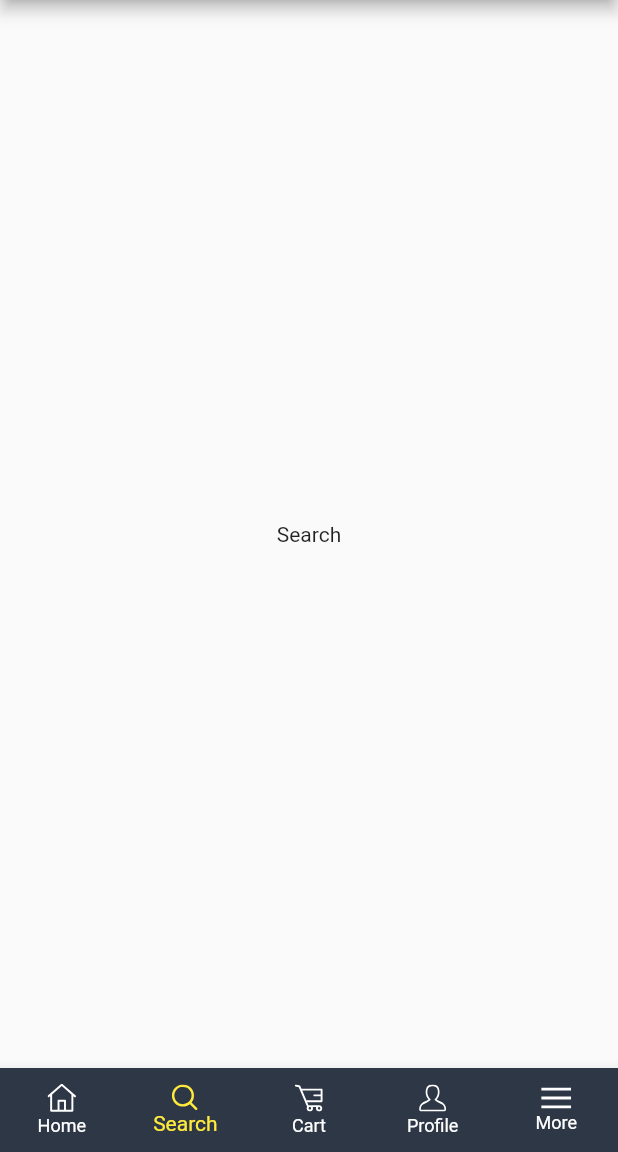
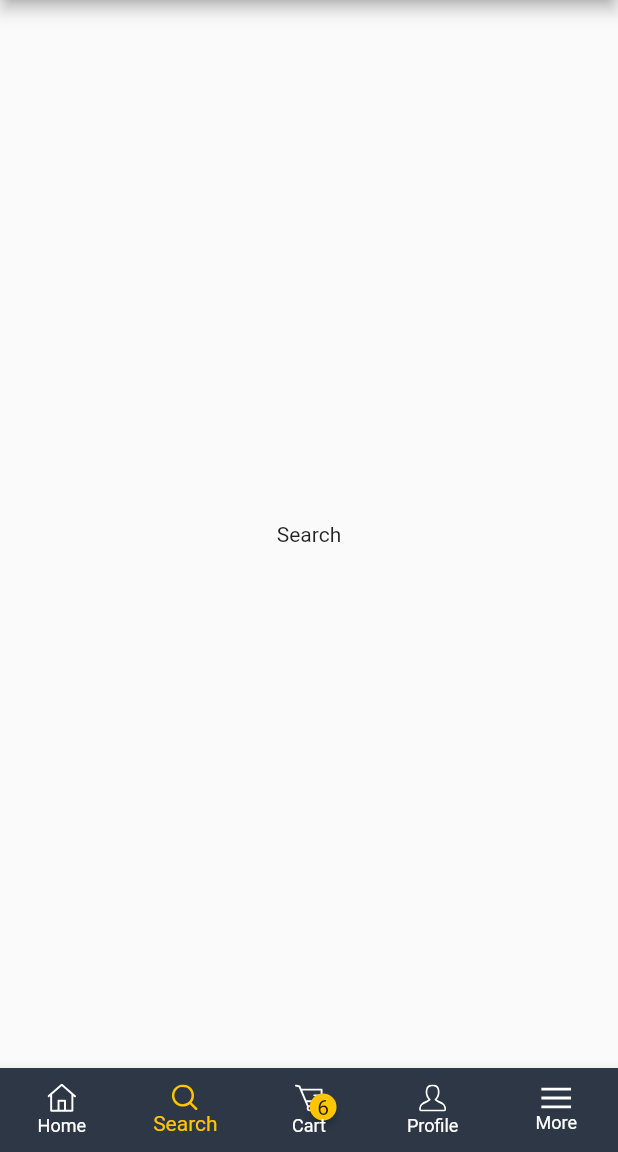
Before and after one commit to Mathvdias/devnology, a Flutter app: the screen it shows after launch, item 2 of the bottom bar chosen, on a phone screen of 412 x 824 dp, the part 84-1236 px from its top. Run offline on Flutter 3.47's test engine with Material 2 defaults, Android fonts, the phone set to English and light mode, and no system bars; drawn by our look-alikes of badges; our stand-ins replace bloc, equatable, flutter_bloc, flutter_svg.

Commit message:
feat: add total products at cart

```diff
--- a/lib/src/presentation/navigation/widgets/bottom_navigation_widget.dart
+++ b/lib/src/presentation/navigation/widgets/bottom_navigation_widget.dart
@@ -1,9 +1,12 @@
+import 'package:badges/badges.dart';
+import 'package:devnology/src/infra/models/products_model.dart';
 import 'package:flutter/material.dart';
 import 'package:flutter_bloc/flutter_bloc.dart';
 import 'package:flutter_svg/svg.dart';
 
 import '../../../bloc/bottom_navigation/bottom_navigation_bloc.dart';
 import '../../../bloc/bottom_navigation/bottom_navigation_state.dart';
+import '../../common/colors.dart';
 
 class BottomNavigationWidget extends StatelessWidget {
   const BottomNavigationWidget({
@@ -18,41 +21,57 @@ class BottomNavigationWidget extends StatelessWidget {
           type: BottomNavigationBarType.fixed,
           currentIndex: state.index,
           backgroundColor: const Color(0xff2E3746),
-          selectedItemColor: Colors.yellow,
+          selectedItemColor: AppColors.colorLightYellow,
           unselectedItemColor: Colors.white,
           items: <BottomNavigationBarItem>[
             BottomNavigationBarItem(
               icon: SvgPicture.asset(
                 'assets/icons/home.svg',
-                color: state.index == 0 ? Colors.yellow : Colors.white,
+                color: state.index == 0
+                    ? AppColors.colorLightYellow
+                    : Colors.white,
               ),
               label: 'Home',
             ),
             BottomNavigationBarItem(
               icon: SvgPicture.asset(
                 'assets/icons/search.svg',
-                color: state.index == 1 ? Colors.yellow : Colors.white,
+                color: state.index == 1
+                    ? AppColors.colorLightYellow
+                    : Colors.white,
               ),
               label: 'Search',
             ),
             BottomNavigationBarItem(
-              icon: SvgPicture.asset(
-                'assets/icons/cart.svg',
-                color: state.index == 2 ? Colors.yellow : Colors.white,
+              icon: Badge(
+                badgeStyle:
+                    const BadgeStyle(badgeColor: AppColors.colorLightYellow),
+                position: BadgePosition.bottomStart(start: 10, bottom: -10),
+                badgeContent: Text('${ProductsModel.products.length}'),
+                child: SvgPicture.asset(
+                  'assets/icons/cart.svg',
+                  color: state.index == 2
+                      ? AppColors.colorLightYellow
+                      : Colors.white,
+                ),
               ),
               label: 'Cart',
             ),
             BottomNavigationBarItem(
               icon: SvgPicture.asset(
                 'assets/icons/profile.svg',
-                color: state.index == 3 ? Colors.yellow : Colors.white,
+                color: state.index == 3
+                    ? AppColors.colorLightYellow
+                    : Colors.white,
               ),
               label: 'Profile',
             ),
             BottomNavigationBarItem(
               icon: SvgPicture.asset(
                 'assets/icons/menu.svg',
-                color: state.index == 4 ? Colors.yellow : Colors.white,
+                color: state.index == 4
+                    ? AppColors.colorLightYellow
+                    : Colors.white,
               ),
               label: 'More',
             ),
--- a/pubspec.yaml
+++ b/pubspec.yaml
@@ -42,6 +42,7 @@ dependencies:
   flutter_bloc: ^8.1.1
   flutter_svg: ^1.1.6
   flutter_svg_provider: ^1.0.3
+  badges: ^3.0.2
 
 dev_dependencies:
   flutter_test:
```
Also changed, not shown: lib/src/presentation/common/colors.dart (+1 -12 lines), lib/src/presentation/pages/cart/cart_page.dart (+41 -3 lines), lib/src/presentation/pages/cart/widgets/circle_buttom_widget.dart (added, +18 -0 lines), lib/src/presentation/pages/cart/widgets/product_widget.dart (added, +71 -0 lines), lib/src/presentation/pages/product/product_page.dart (+11 -3 lines), pubspec.lock.
